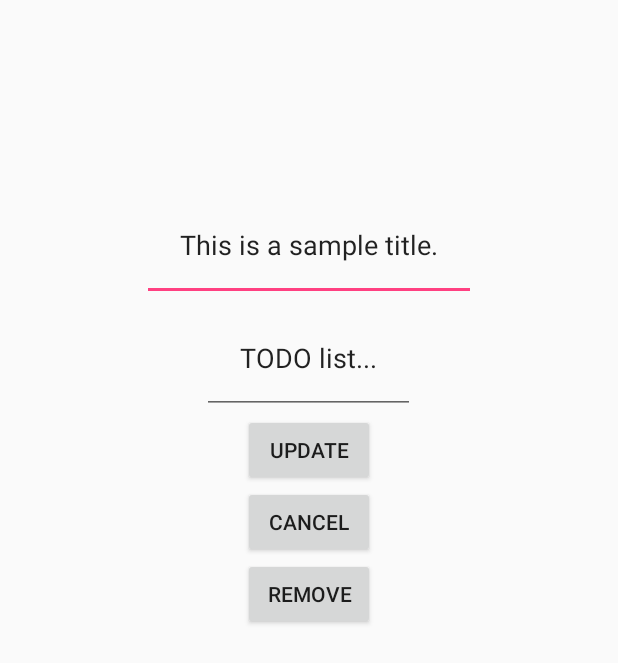
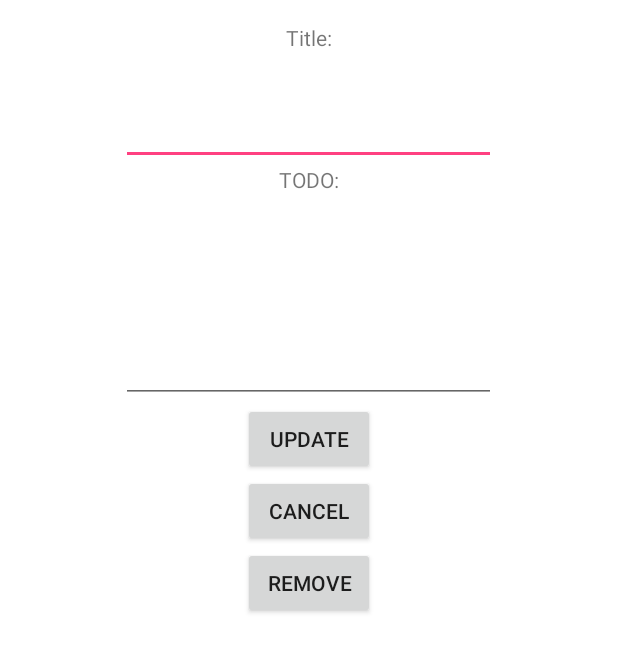
Before and after one commit to Jorissen9/TTISD, an Android app: the layout todo_list_popup.xml on its own in the app's theme, with its tools: preview values and no code run, on a phone screen of 412 x 824 dp. Shown: the top 663 px of the screen. Run offline under Robolectric (Android 15) with nearby library versions, the light colour scheme and no system bars.

Commit message:
Messagebox working now

```diff
--- a/TTISDassignment1/mobile/src/main/java/com/example/ttisd/ttisdassignment1/MapsActivity.java
+++ b/TTISDassignment1/mobile/src/main/java/com/example/ttisd/ttisdassignment1/MapsActivity.java
@@ -105,10 +105,12 @@ public class MapsActivity extends FragmentActivity implements OnMarkerClickListe
 
             @Override
             public void onMapClick(LatLng latLng) {
-                mMap.addMarker(new MarkerOptions()
+                Marker newMarker = mMap.addMarker(new MarkerOptions()
                         .position(latLng)
-                        .title("Enter title")
-                        .snippet("TODO list")).setTag(0);
+                        .title("")
+                        .snippet(""));
+                newMarker.setTag(0);
+                createMessagebox(newMarker);
 
                 // Animating to the touched position
                 mMap.animateCamera(CameraUpdateFactory.newLatLng(latLng));
@@ -118,6 +120,10 @@ public class MapsActivity extends FragmentActivity implements OnMarkerClickListe
 
     @Override
     public boolean onMarkerClick(Marker marker) {
+        return createMessagebox(marker);
+    }
+
+    private boolean createMessagebox(Marker marker) {
         currentMarker = marker;
         // Initialize a new instance of LayoutInflater service
         LayoutInflater inflater = (LayoutInflater) mContext.getSystemService(LAYOUT_INFLATER_SERVICE);
@@ -132,11 +138,15 @@ public class MapsActivity extends FragmentActivity implements OnMarkerClickListe
                         height : the popup's height
                 */
         // Initialize a new instance of popup window
+        if(mPopupWindow != null) {
+            mPopupWindow.dismiss();
+        }
         mPopupWindow = new PopupWindow(
                 customView,
                 RelativeLayout.LayoutParams.WRAP_CONTENT,
                 RelativeLayout.LayoutParams.WRAP_CONTENT
         );
+        mPopupWindow.setFocusable(true);
 
         // Set an elevation value for popup window | Call requires API level 21
         if(Build.VERSION.SDK_INT>=21){
--- a/TTISDassignment1/mobile/src/main/res/layout/todo_list_popup.xml
+++ b/TTISDassignment1/mobile/src/main/res/layout/todo_list_popup.xml
@@ -3,53 +3,65 @@
     android:id="@+id/rl_custom_layout"
     android:layout_width="match_parent"
     android:layout_height="match_parent"
-    >
+    android:background="@color/common_google_signin_btn_text_dark_default">
+
+    <TextView
+        android:id="@+id/title_label"
+        android:layout_width="wrap_content"
+        android:layout_height="wrap_content"
+        android:layout_centerHorizontal="true"
+        android:layout_marginTop="15dp"
+        android:text="Title:" />
 
     <EditText
         android:id="@+id/title"
         android:layout_width="wrap_content"
         android:layout_height="wrap_content"
-        android:text="This is a sample title."
-        android:layout_marginTop="125dp"
+        android:layout_below="@+id/title_label"
         android:layout_centerHorizontal="true"
-        android:padding="25sp"
-        />
+        android:width="250dp"
+        android:padding="25sp" />
+
+    <TextView
+        android:id="@+id/todo_label"
+        android:layout_width="wrap_content"
+        android:layout_height="wrap_content"
+        android:layout_below="@+id/title"
+        android:layout_centerHorizontal="true"
+        android:text="TODO:" />
 
     <EditText
         android:id="@+id/todo"
         android:layout_width="wrap_content"
         android:layout_height="wrap_content"
-        android:text="TODO list..."
+        android:layout_below="@+id/todo_label"
         android:layout_centerInParent="true"
-        android:layout_below="@+id/title"
-        android:padding="25sp"
-        />
+        android:lines="4"
+        android:width="250dp"
+        android:padding="25sp" />
 
     <Button
         android:id="@+id/button_update"
-        android:text="Update"
         android:layout_width="wrap_content"
         android:layout_height="wrap_content"
         android:layout_below="@+id/todo"
         android:layout_centerInParent="true"
-        />
+        android:text="Update" />
 
     <Button
         android:id="@+id/button_cancel"
-        android:text="Cancel"
         android:layout_width="wrap_content"
         android:layout_height="wrap_content"
         android:layout_below="@+id/button_update"
         android:layout_centerInParent="true"
-        />
+        android:text="Cancel" />
 
     <Button
         android:id="@+id/button_remove"
-        android:text="Remove"
         android:layout_width="wrap_content"
         android:layout_height="wrap_content"
         android:layout_below="@+id/button_cancel"
         android:layout_centerInParent="true"
-        />
+        android:text="Remove" />
 
 </RelativeLayout>
```
